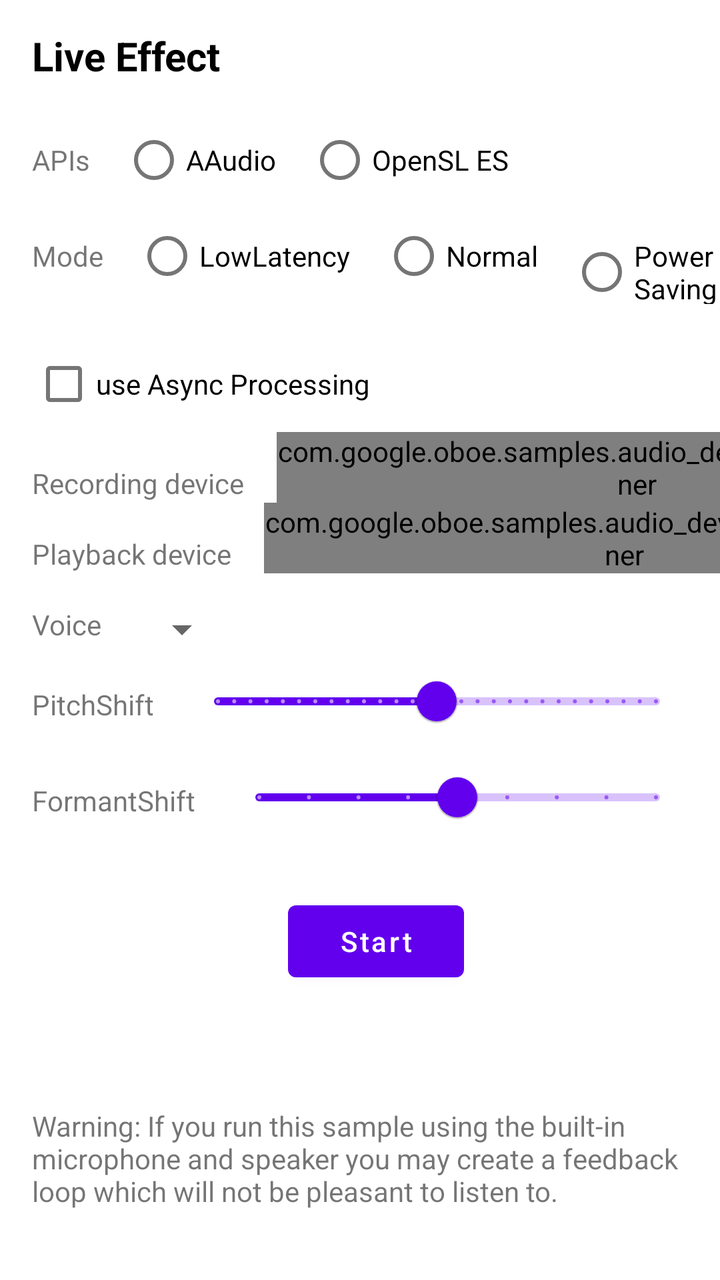
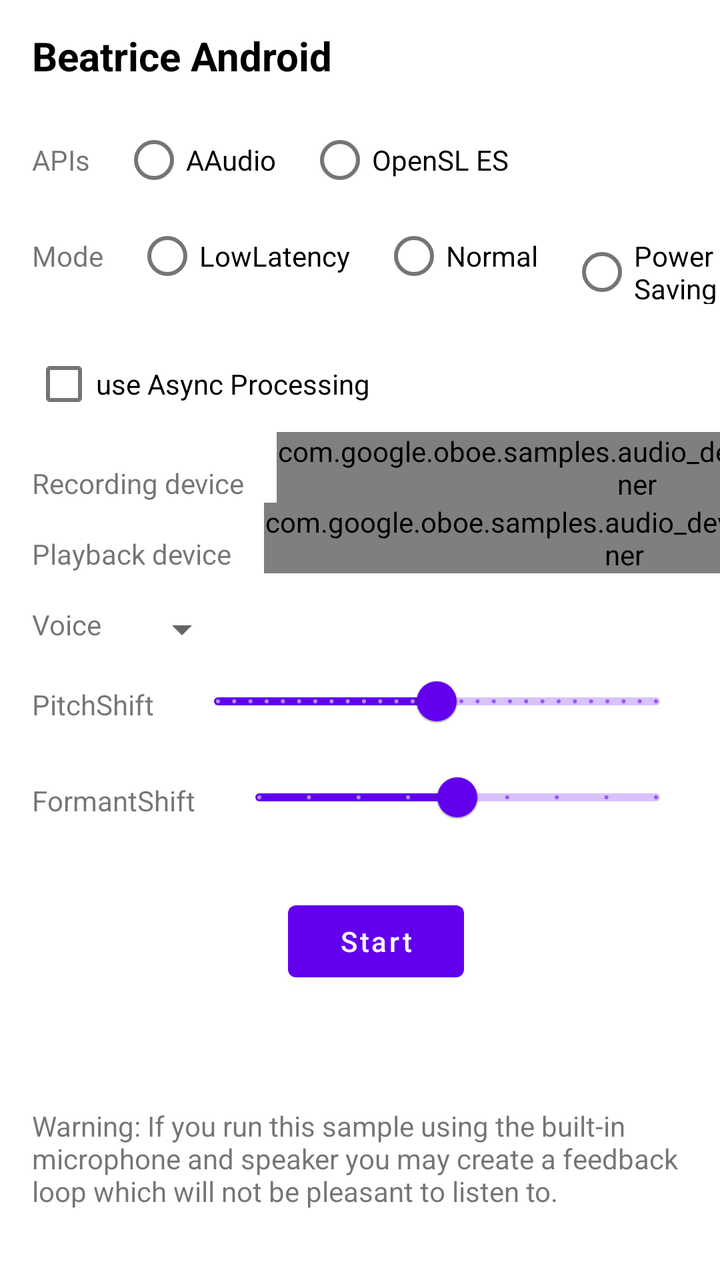

Before-and-after screenshots of an Android layout around one commit, followed by the original layout XML and the change that was made.
<!-- AndroidManifest.xml: application theme Theme.beatriceAndroid -->
<!-- res/layout/activity_main.xml -->
<?xml version="1.0" encoding="utf-8"?>
<androidx.constraintlayout.widget.ConstraintLayout xmlns:android="http://schemas.android.com/apk/res/android"
    xmlns:app="http://schemas.android.com/apk/res-auto"
    xmlns:tools="http://schemas.android.com/tools"
    android:layout_width="match_parent"
    android:layout_height="match_parent"
    tools:context="com.google.oboe.samples.liveEffect.MainActivity"
    android:fitsSystemWindows="true"
    tools:layout_editor_absoluteY="81dp">

    <LinearLayout
        android:id="@+id/title_bar"
        android:layout_width="match_parent"
        android:layout_height="?attr/actionBarSize"
        android:orientation="horizontal"
        android:elevation="4dp"
        android:gravity="center_vertical"
        app:layout_constraintLeft_toLeftOf="parent"
        app:layout_constraintTop_toTopOf="parent"
        android:paddingStart="16dp"
        android:paddingEnd="16dp">

        <TextView
            android:layout_width="wrap_content"
            android:layout_height="wrap_content"
            android:text="Live Effect"
            android:textColor="@android:color/black"
            android:textSize="20sp"
            android:textStyle="bold" />

    </LinearLayout>

    <RadioGroup xmlns:android="http://schemas.android.com/apk/res/android"
        android:id="@+id/apiSelectionGroup"
        android:layout_width="fill_parent"
        android:layout_height="wrap_content"
        android:layout_marginStart="@dimen/activity_horizontal_margin"
        android:layout_marginLeft="@dimen/activity_horizontal_margin"
        android:orientation="horizontal"
        app:layout_constraintLeft_toLeftOf="parent"
        app:layout_constraintTop_toBottomOf="@id/title_bar" >

        <TextView
            android:id="@+id/apiTextView"
            android:layout_width="wrap_content"
            android:layout_height="wrap_content"
            android:text="@string/apiSelection" />

        <RadioButton
            android:id="@+id/aaudioButton"
            android:layout_width="wrap_content"
            android:layout_height="wrap_content"
            android:layout_marginStart="16dp"
            android:layout_marginLeft="16dp"
            android:text="@string/aaudio" />

        <RadioButton
            android:id="@+id/slesButton"
            android:layout_width="wrap_content"
            android:layout_height="wrap_content"
            android:layout_marginStart="16dp"
            android:layout_marginLeft="16dp"
            android:text="@string/sles" />
    </RadioGroup>

    <RadioGroup xmlns:android="http://schemas.android.com/apk/res/android"
        android:id="@+id/LatencySelectionGroup"
        android:layout_width="fill_parent"
        android:layout_height="wrap_content"
        android:layout_marginStart="@dimen/activity_horizontal_margin"
        android:layout_marginLeft="@dimen/activity_horizontal_margin"
        android:orientation="horizontal"
        app:layout_constraintLeft_toLeftOf="parent"
        app:layout_constraintTop_toBottomOf="@+id/apiSelectionGroup" >

        <TextView
            android:id="@+id/latencyTextView"
            android:layout_width="wrap_content"
            android:layout_height="wrap_content"
            android:text="@string/latencySelection" />

        <RadioButton
            android:id="@+id/LowLatencyButton"
            android:layout_width="wrap_content"
            android:layout_height="wrap_content"
            android:layout_marginStart="16dp"
            android:layout_marginLeft="16dp"
            android:text="@string/low_latency" />

        <RadioButton
            android:id="@+id/NormalLatencyButton"
            android:layout_width="wrap_content"
            android:layout_height="wrap_content"
            android:layout_marginStart="16dp"
            android:layout_marginLeft="16dp"
            android:text="@string/normal_latency" />

        <RadioButton
            android:id="@+id/PowerSavingButton"
            android:layout_width="wrap_content"
            android:layout_height="wrap_content"
            android:layout_marginStart="16dp"
            android:layout_marginLeft="16dp"
            android:text="@string/power_saving" />

    </RadioGroup>

    <CheckBox
        android:id="@+id/asyncProcessingCheckbox"
        android:layout_width="wrap_content"
        android:layout_height="wrap_content"
        android:layout_marginStart="@dimen/activity_horizontal_margin"
        android:layout_marginLeft="@dimen/activity_horizontal_margin"
        android:layout_marginTop="@dimen/activity_vertical_margin"
        android:text="@string/async_proc"
        app:layout_constraintLeft_toLeftOf="parent"
        app:layout_constraintTop_toBottomOf="@+id/LatencySelectionGroup" />

    <TextView
        android:id="@+id/recDeviceLabel"
        android:layout_width="wrap_content"
        android:layout_height="wrap_content"
        android:layout_marginStart="@dimen/activity_horizontal_margin"
        android:layout_marginLeft="@dimen/activity_horizontal_margin"
        android:layout_marginTop="@dimen/activity_vertical_margin"
        android:text="@string/recording_device"
        app:layout_constraintLeft_toLeftOf="parent"
        app:layout_constraintTop_toBottomOf="@+id/asyncProcessingCheckbox"/>

    <com.google.oboe.samples.audio_device.AudioDeviceSpinner
        android:id="@+id/recording_devices_spinner"
        android:layout_width="wrap_content"
        android:layout_height="wrap_content"
        android:layout_marginStart="@dimen/activity_horizontal_margin"
        android:layout_marginLeft="@dimen/activity_horizontal_margin"
        android:layout_marginTop="0dp"
        app:layout_constraintLeft_toRightOf="@+id/recDeviceLabel"
        app:layout_constraintTop_toBottomOf="@+id/asyncProcessingCheckbox" />

    <TextView
        android:id="@+id/playDeviceLabel"
        android:layout_width="wrap_content"
        android:layout_height="wrap_content"
        android:layout_marginStart="@dimen/activity_horizontal_margin"
        android:layout_marginLeft="@dimen/activity_horizontal_margin"
        android:layout_marginTop="@dimen/activity_vertical_margin"
        android:text="@string/playback_device"
        app:layout_constraintLeft_toLeftOf="parent"
        app:layout_constraintTop_toBottomOf="@+id/recording_devices_spinner" />

    <com.google.oboe.samples.audio_device.AudioDeviceSpinner
        android:id="@+id/playback_devices_spinner"
        android:layout_width="wrap_content"
        android:layout_height="wrap_content"
        android:layout_marginStart="@dimen/activity_horizontal_margin"
        android:layout_marginLeft="@dimen/activity_horizontal_margin"
        android:layout_marginTop="0dp"
        app:layout_constraintLeft_toRightOf="@+id/playDeviceLabel"
        app:layout_constraintTop_toBottomOf="@+id/recording_devices_spinner" />

    <TextView
        android:id="@+id/VoiceLabel"
        android:layout_width="wrap_content"
        android:layout_height="wrap_content"
        android:layout_marginStart="@dimen/activity_horizontal_margin"
        android:layout_marginLeft="@dimen/activity_horizontal_margin"
        android:layout_marginTop="@dimen/activity_vertical_margin"
        android:text="@string/voice_select"
        app:layout_constraintLeft_toLeftOf="parent"
        app:layout_constraintTop_toBottomOf="@+id/playback_devices_spinner" />

    <Spinner
        android:id="@+id/voice_select_spinner"
        android:layout_width="wrap_content"
        android:layout_height="wrap_content"
        android:layout_marginStart="@dimen/activity_horizontal_margin"
        android:layout_marginLeft="@dimen/activity_horizontal_margin"
        android:layout_marginTop="0dp"
        app:layout_constraintLeft_toRightOf="@+id/VoiceLabel"
        app:layout_constraintTop_toTopOf="@+id/VoiceLabel" />

    <TextView
        android:id="@+id/PitchShiftLabel"
        android:layout_width="wrap_content"
        android:layout_height="wrap_content"
        android:layout_marginStart="@dimen/activity_horizontal_margin"
        android:layout_marginLeft="@dimen/activity_horizontal_margin"
        android:layout_marginTop="@dimen/activity_vertical_margin"
        android:text="@string/pitch_shift"
        app:layout_constraintLeft_toLeftOf="parent"
        app:layout_constraintTop_toBottomOf="@+id/voice_select_spinner" />

    <com.google.android.material.slider.Slider
        android:id="@+id/pitch_shift_slider"
        android:layout_width="0dp"
        android:layout_height="wrap_content"
        android:layout_marginStart="@dimen/activity_horizontal_margin"
        android:layout_marginEnd="@dimen/activity_horizontal_margin"
        android:layout_marginTop="0dp"
        app:layout_constraintLeft_toRightOf="@+id/PitchShiftLabel"
        app:layout_constraintRight_toRightOf="parent"
        app:layout_constraintTop_toBottomOf="@+id/voice_select_spinner"
        android:valueFrom="-24.0"
        android:valueTo="24.0"
        android:stepSize="0.125"
        android:value="0" />

    <TextView
        android:id="@+id/FormantShiftLabel"
        android:layout_width="wrap_content"
        android:layout_height="wrap_content"
        android:layout_marginStart="@dimen/activity_horizontal_margin"
        android:layout_marginLeft="@dimen/activity_horizontal_margin"
        android:layout_marginTop="@dimen/activity_vertical_margin"
        android:text="@string/formant_shift"
        app:layout_constraintLeft_toLeftOf="parent"
        app:layout_constraintTop_toBottomOf="@+id/pitch_shift_slider" />

    <com.google.android.material.slider.Slider
        android:id="@+id/formant_shift_slider"
        android:layout_width="0dp"
        android:layout_height="wrap_content"
        android:layout_marginStart="@dimen/activity_horizontal_margin"
        android:layout_marginEnd="@dimen/activity_horizontal_margin"
        android:layout_marginTop="0dp"
        app:layout_constraintLeft_toRightOf="@+id/FormantShiftLabel"
        app:layout_constraintRight_toRightOf="parent"
        app:layout_constraintTop_toBottomOf="@+id/pitch_shift_slider"
        android:valueFrom="-2.0"
        android:valueTo="2.0"
        android:stepSize="0.5"
        android:value="0" />


    <Button
        android:id="@+id/button_toggle_effect"
        android:layout_width="wrap_content"
        android:layout_height="wrap_content"
        android:layout_marginTop="72dp"
        android:gravity="center"
        android:text="@string/start_effect"
        android:textAllCaps="false"
        app:layout_constraintEnd_toEndOf="parent"
        app:layout_constraintHorizontal_bias="0.53"
        app:layout_constraintStart_toStartOf="parent"
        app:layout_constraintTop_toBottomOf="@+id/pitch_shift_slider" />

    <TextView
        android:id="@+id/status_view_text"
        android:layout_width="0dp"
        android:layout_height="60dp"
        android:layout_marginStart="@dimen/activity_horizontal_margin"
        android:layout_marginEnd="@dimen/activity_horizontal_margin"
        android:layout_marginTop="@dimen/activity_vertical_group_margin"
        android:lines="6"
        android:text="@string/status_warning"
        app:layout_constraintStart_toStartOf="parent"
        app:layout_constraintEnd_toEndOf="parent"
        app:layout_constraintTop_toBottomOf="@+id/button_toggle_effect"
        app:layout_constraintBottom_toBottomOf="parent" />

</androidx.constraintlayout.widget.ConstraintLayout>
<!-- resources referenced by this layout -->
<resources>
  <dimen name="activity_horizontal_margin">16dp</dimen>
  <dimen name="activity_vertical_group_margin">32dp</dimen>
  <dimen name="activity_vertical_margin">16dp</dimen>
  <string name="aaudio">AAudio</string>
  <string name="apiSelection">APIs</string>
  <string name="async_proc">use Async Processing</string>
  <string name="formant_shift">FormantShift</string>
  <string name="latencySelection">Mode</string>
  <string name="low_latency">LowLatency</string>
  <string name="normal_latency">Normal</string>
  <string name="pitch_shift">PitchShift</string>
  <string name="playback_device">Playback device</string>
  <string name="power_saving">PowerSaving</string>
  <string name="recording_device">Recording device</string>
  <string name="sles">OpenSL ES</string>
  <string name="start_effect">Start</string>
  <string name="status_warning">Warning: If you run this sample using the built-in microphone
          and speaker you may create a feedback loop which will not be pleasant to listen to.</string>
  <string name="voice_select">Voice</string>
  <style name="Theme.beatriceAndroid" parent="Theme.MaterialComponents.DayNight.DarkActionBar">
          
          <item name="colorPrimary">@color/purple_500</item>
          <item name="colorPrimaryVariant">@color/purple_700</item>
          <item name="colorOnPrimary">@color/white</item>
          
          <item name="colorSecondary">@color/teal_200</item>
          <item name="colorSecondaryVariant">@color/teal_700</item>
          <item name="colorOnSecondary">@color/black</item>
          
          <item name="android:statusBarColor">?attr/colorPrimaryVariant</item>
          
          <item name="colorPrimaryDark">@color/colorPrimaryDark</item>
          <item name="android:windowLightStatusBar">true</item>
      </style>
  <color name="purple_500">#FF6200EE</color>
  <color name="purple_700">#FF3700B3</color>
  <color name="white">#FFFFFFFF</color>
  <color name="teal_200">#FF03DAC5</color>
  <color name="teal_700">#FF018786</color>
  <color name="black">#FF000000</color>
  <color name="colorPrimaryDark">#ffffff</color>
</resources>

<!-- the commit's change to res/layout/activity_main.xml (unified diff, before → after) -->
@@ -23,7 +23,7 @@
         <TextView
             android:layout_width="wrap_content"
             android:layout_height="wrap_content"
-            android:text="Live Effect"
+            android:text="Beatrice Android"
             android:textColor="@android:color/black"
             android:textSize="20sp"
             android:textStyle="bold" />
@@ -109,9 +109,8 @@
         android:id="@+id/asyncProcessingCheckbox"
         android:layout_width="wrap_content"
         android:layout_height="wrap_content"
-        android:layout_marginStart="@dimen/activity_horizontal_margin"
-        android:layout_marginLeft="@dimen/activity_horizontal_margin"
-        android:layout_marginTop="@dimen/activity_vertical_margin"
+        android:layout_marginLeft="16dp"
+        android:layout_marginTop="16dp"
         android:text="@string/async_proc"
         app:layout_constraintLeft_toLeftOf="parent"
         app:layout_constraintTop_toBottomOf="@+id/LatencySelectionGroup" />
